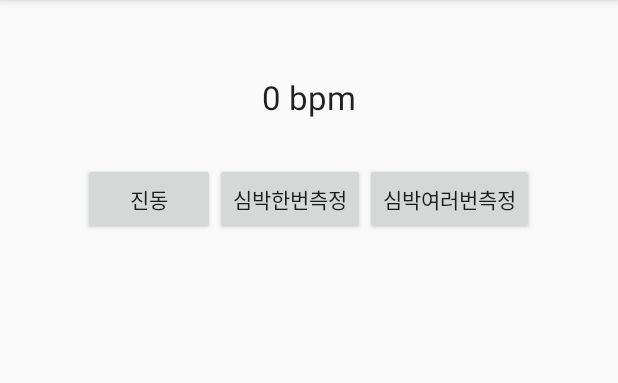
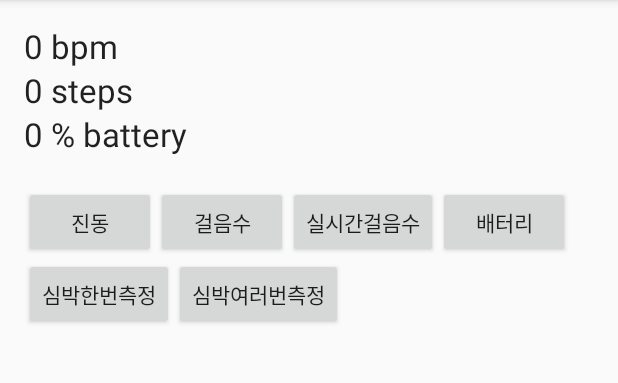
Before and after one commit to Iyeonghun/Mi_Band_SDK, an Android app: the screen it shows after launch (MainActivity), on a phone screen of 412 x 824 dp, the part 84-467 px from its top. Run offline under Robolectric (Android 15) with nearby library versions, the phone set to English and light mode, and no system bars.

Commit message:
v0.2 update

```diff
--- a/app/src/main/res/layout/activity_main.xml
+++ b/app/src/main/res/layout/activity_main.xml
@@ -1,5 +1,5 @@
 <?xml version="1.0" encoding="utf-8"?>
-<RelativeLayout
+<LinearLayout
     xmlns:android="http://schemas.android.com/apk/res/android"
     xmlns:tools="http://schemas.android.com/tools"
     android:layout_width="match_parent"
@@ -8,51 +8,83 @@
     android:paddingRight="@dimen/activity_horizontal_margin"
     android:paddingTop="@dimen/activity_vertical_margin"
     android:paddingBottom="@dimen/activity_vertical_margin"
+    android:orientation="vertical"
     tools:context="com.jellygom.mibandsdkdemo.MainActivity">
 
-  <RelativeLayout
+  <TextView
+      android:layout_width="match_parent"
+      android:layout_height="wrap_content"
+      android:textAppearance="?android:attr/textAppearanceLarge"
+      android:text="0 bpm"
+      android:id="@+id/heart"/>
+
+  <TextView
+      android:layout_width="match_parent"
+      android:layout_height="wrap_content"
+      android:textAppearance="?android:attr/textAppearanceLarge"
+      android:text="0 steps"
+      android:id="@+id/steps"/>
+
+  <TextView
+      android:layout_width="match_parent"
+      android:layout_height="wrap_content"
+      android:textAppearance="?android:attr/textAppearanceLarge"
+      android:text="0 % battery"
+      android:id="@+id/battery"/>
+
+  <LinearLayout
       android:layout_width="wrap_content"
       android:layout_height="wrap_content"
-      android:id="@+id/relativeLayout" android:layout_below="@+id/heart" android:layout_centerHorizontal="true"
-      android:layout_marginTop="29dp">
+      android:layout_marginTop="20dp">
     <Button
         android:layout_width="wrap_content"
         android:layout_height="wrap_content"
         android:text="진동"
-        android:id="@+id/button_vive"
-        android:layout_alignParentStart="true"/>
+        android:id="@+id/button_vive"/>
+    <Button
+        android:layout_width="wrap_content"
+        android:layout_height="wrap_content"
+        android:text="걸음수"
+        android:id="@+id/button_steps"/>
+    <Button
+        android:layout_width="wrap_content"
+        android:layout_height="wrap_content"
+        android:text="실시간걸음수"
+        android:id="@+id/button_realtime_steps"/>
+    <Button
+        android:layout_width="wrap_content"
+        android:layout_height="wrap_content"
+        android:text="배터리"
+        android:id="@+id/button_battery"/>
+  </LinearLayout>
+
+  <LinearLayout
+      android:layout_width="wrap_content"
+      android:layout_height="wrap_content">
+
     <Button
         android:layout_width="wrap_content"
         android:layout_height="wrap_content"
         android:text="심박한번측정"
-        android:id="@+id/button_heart_start_one"
-        android:layout_alignTop="@+id/button_vive"
-        android:layout_toEndOf="@+id/button_vive"/>
+        android:id="@+id/button_heart_start_one"/>
     <Button
         android:layout_width="wrap_content"
         android:layout_height="wrap_content"
         android:text="심박여러번측정"
-        android:id="@+id/button_heart_start_many"
-        android:layout_alignTop="@+id/button_heart_start_one"
-        android:layout_toEndOf="@+id/button_heart_start_one"/>
-  </RelativeLayout>
+        android:id="@+id/button_heart_start_many"/>
+  </LinearLayout>
 
-  <TextView
-      android:layout_width="wrap_content"
-      android:layout_height="wrap_content"
-      android:textAppearance="?android:attr/textAppearanceLarge"
-      android:text="0 bpm"
-      android:id="@+id/heart"
-      android:layout_marginTop="34dp"
-      android:layout_centerHorizontal="true"/>
+  <ScrollView
+      android:layout_width="match_parent"
+      android:layout_height="match_parent">
 
-  <TextView
-      android:layout_width="wrap_content"
-      android:layout_height="wrap_content"
-      android:textAlignment="center"
-      android:id="@+id/text"
-      android:layout_alignTop="@+id/relativeLayout"
-      android:layout_centerHorizontal="true" android:layout_marginTop="55dp"/>
+    <TextView
+        android:layout_width="wrap_content"
+        android:layout_height="wrap_content"
+        android:textAlignment="center"
+        android:id="@+id/text"
+        android:layout_marginTop="20dp"/>
 
+  </ScrollView>
 
-</RelativeLayout>
+</LinearLayout>
--- a/miband-sdk/src/main/java/com/jellygom/miband_sdk/MiBandIO/Listener/HeartrateListener.java
+++ b/miband-sdk/src/main/java/com/jellygom/miband_sdk/MiBandIO/Listener/HeartrateListener.java
@@ -1,10 +1,5 @@
 package com.jellygom.miband_sdk.MiBandIO.Listener;
 
-/**
- * Create  : Iyeonghun
- * Date    : 2016. 9. 1.
- * Content : Heartrate 리스너 인터페이스
- */
 public interface HeartrateListener {
   void onNotify(int heartRate);
 }
--- a/miband-sdk/src/main/java/com/jellygom/miband_sdk/MiBandIO/Listener/NotifyListener.java
+++ b/miband-sdk/src/main/java/com/jellygom/miband_sdk/MiBandIO/Listener/NotifyListener.java
@@ -1,10 +1,5 @@
 package com.jellygom.miband_sdk.MiBandIO.Listener;
 
-/**
- * Create  : Iyeonghun
- * Date    : 2016. 9. 1.
- * Content : Notify 리스너 인터페이스
- */
 public interface NotifyListener {
   void onNotify(byte[] data);
 }
--- a/miband-sdk/src/main/java/com/jellygom/miband_sdk/MiBandIO/Listener/RealtimeStepListener.java
+++ b/miband-sdk/src/main/java/com/jellygom/miband_sdk/MiBandIO/Listener/RealtimeStepListener.java
@@ -1,10 +1,5 @@
 package com.jellygom.miband_sdk.MiBandIO.Listener;
 
-/**
- * Create  : Iyeonghun
- * Date    : 2016. 9. 1.
- * Content : RealtimeStep 리스너 인터페이스
- */
 public interface RealtimeStepListener {
   void onNotify(int steps);
 }
--- a/miband-sdk/src/main/java/com/jellygom/miband_sdk/MiBandIO/MibandCallback.java
+++ b/miband-sdk/src/main/java/com/jellygom/miband_sdk/MiBandIO/MibandCallback.java
@@ -1,10 +1,5 @@
 package com.jellygom.miband_sdk.MiBandIO;
 
-/**
- * Create  : Iyeonghun
- * Date    : 2016. 9. 1.
- * Content : CallBack 인터페이스
- */
 public interface MibandCallback {
 
   int STATUS_SEARCH_DEVICE = 0xF2;
@@ -13,6 +8,8 @@ public interface MibandCallback {
   int STATUS_GET_USERINFO = 0xF1;
   int STATUS_SET_USERINFO = 0xF4;
   int STATUS_START_HEARTRATE_SCAN = 0xF6;
+  int STATUS_GET_BATTERY = 0xF9;
+  int STATUS_GET_ACTIVITY_DATA = 0xF8;
 
   void onSuccess(Object data, int status);
 
--- a/miband-sdk/src/main/java/com/jellygom/miband_sdk/MiBandIO/MibandIO.java
+++ b/miband-sdk/src/main/java/com/jellygom/miband_sdk/MiBandIO/MibandIO.java
@@ -9,11 +9,6 @@ import com.jellygom.miband_sdk.MiBandIO.Model.MibandUUID;
 import java.util.HashMap;
 import java.util.UUID;
 
-/**
- * Create  : Iyeonghun
- * Date    : 2016. 9. 1.
- * Content : Mi 밴드 Input / Output 정의
- */
 public class MibandIO extends BluetoothGattCallback {
 
   private static final String TAG = MibandIO.class.getSimpleName();
```
Also changed, not shown: app/src/main/java/com/jellygom/mibandsdkdemo/MainActivity.java (+55 -3 lines), miband-sdk/src/main/java/com/jellygom/miband_sdk/MiBandIO/Model/MibandUUID.java (+4 -14 lines), miband-sdk/src/main/java/com/jellygom/miband_sdk/MiBandIO/Model/UserInfo.java (+4 -5 lines), miband-sdk/src/main/java/com/jellygom/miband_sdk/Miband.java (+48 -7 lines), 2 other files.
